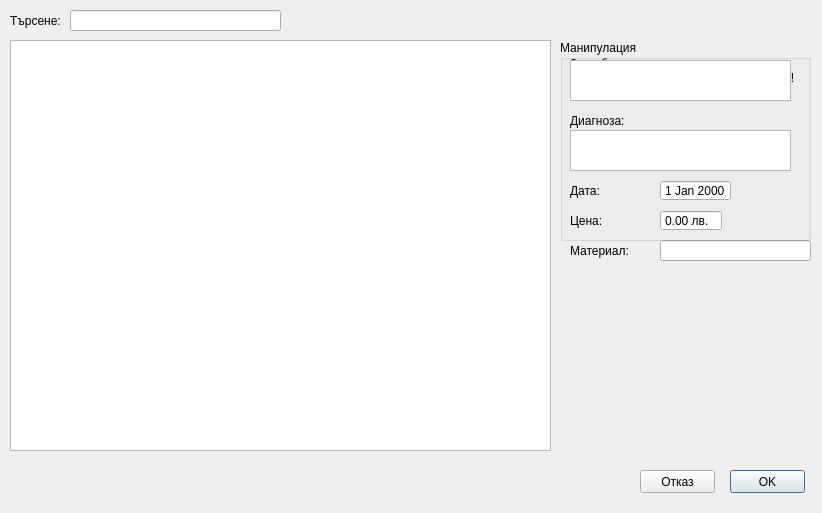
This is src/View/ProcedureDialog/ProcedureDialog.ui in thefinalcutbg/DinoDent as Qt 5 draws it before an edit. The edited form follows.
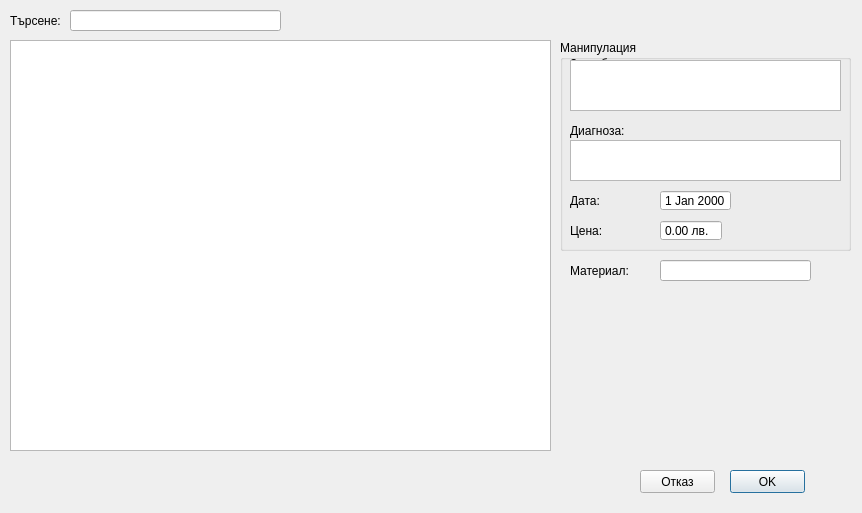
This is the edited form. Custom widgets are drawn as their Qt base class.

```diff
--- a/src/View/ProcedureDialog/ProcedureDialog.ui
+++ b/src/View/ProcedureDialog/ProcedureDialog.ui
@@ -6,10 +6,22 @@
    <rect>
     <x>0</x>
     <y>0</y>
-    <width>822</width>
+    <width>862</width>
     <height>513</height>
    </rect>
   </property>
+  <property name="minimumSize">
+   <size>
+    <width>862</width>
+    <height>513</height>
+   </size>
+  </property>
+  <property name="maximumSize">
+   <size>
+    <width>862</width>
+    <height>513</height>
+   </size>
+  </property>
   <property name="windowTitle">
    <string>ProcedureDialog</string>
   </property>
@@ -27,7 +39,7 @@
    <property name="geometry">
     <rect>
      <x>570</x>
-     <y>240</y>
+     <y>260</y>
      <width>61</width>
      <height>21</height>
     </rect>
@@ -40,7 +52,7 @@
    <property name="geometry">
     <rect>
      <x>660</x>
-     <y>240</y>
+     <y>260</y>
      <width>151</width>
      <height>21</height>
     </rect>
@@ -77,8 +89,8 @@
     <rect>
      <x>560</x>
      <y>40</y>
-     <width>251</width>
-     <height>201</height>
+     <width>291</width>
+     <height>211</height>
     </rect>
    </property>
    <property name="title">
@@ -91,7 +103,7 @@
     <property name="geometry">
      <rect>
       <x>10</x>
-      <y>170</y>
+      <y>180</y>
       <width>61</width>
       <height>21</height>
      </rect>
@@ -104,7 +116,7 @@
     <property name="geometry">
      <rect>
       <x>100</x>
-      <y>170</y>
+      <y>180</y>
       <width>62</width>
       <height>21</height>
      </rect>
@@ -129,7 +141,7 @@
     <property name="geometry">
      <rect>
       <x>10</x>
-      <y>70</y>
+      <y>80</y>
       <width>61</width>
       <height>21</height>
      </rect>
@@ -143,13 +155,19 @@
      <rect>
       <x>10</x>
       <y>20</y>
-      <width>221</width>
-      <height>41</height>
+      <width>271</width>
+      <height>51</height>
      </rect>
     </property>
     <property name="acceptDrops">
      <bool>false</bool>
     </property>
+    <property name="verticalScrollBarPolicy">
+     <enum>Qt::ScrollBarAlwaysOff</enum>
+    </property>
+    <property name="horizontalScrollBarPolicy">
+     <enum>Qt::ScrollBarAlwaysOff</enum>
+    </property>
     <property name="acceptRichText">
      <bool>false</bool>
     </property>
@@ -158,8 +176,8 @@
     <property name="geometry">
      <rect>
       <x>10</x>
-      <y>90</y>
-      <width>221</width>
+      <y>100</y>
+      <width>271</width>
       <height>41</height>
      </rect>
     </property>
@@ -174,7 +192,7 @@
     <property name="geometry">
      <rect>
       <x>10</x>
-      <y>140</y>
+      <y>150</y>
       <width>47</width>
       <height>21</height>
      </rect>
@@ -187,7 +205,7 @@
     <property name="geometry">
      <rect>
       <x>100</x>
-      <y>140</y>
+      <y>150</y>
       <width>71</width>
       <height>21</height>
      </rect>
@@ -229,7 +247,7 @@
    <property name="geometry">
     <rect>
      <x>560</x>
-     <y>270</y>
+     <y>290</y>
      <width>250</width>
      <height>100</height>
     </rect>
@@ -239,7 +257,7 @@
    <property name="geometry">
     <rect>
      <x>560</x>
-     <y>270</y>
+     <y>290</y>
      <width>250</width>
      <height>141</height>
     </rect>
```
